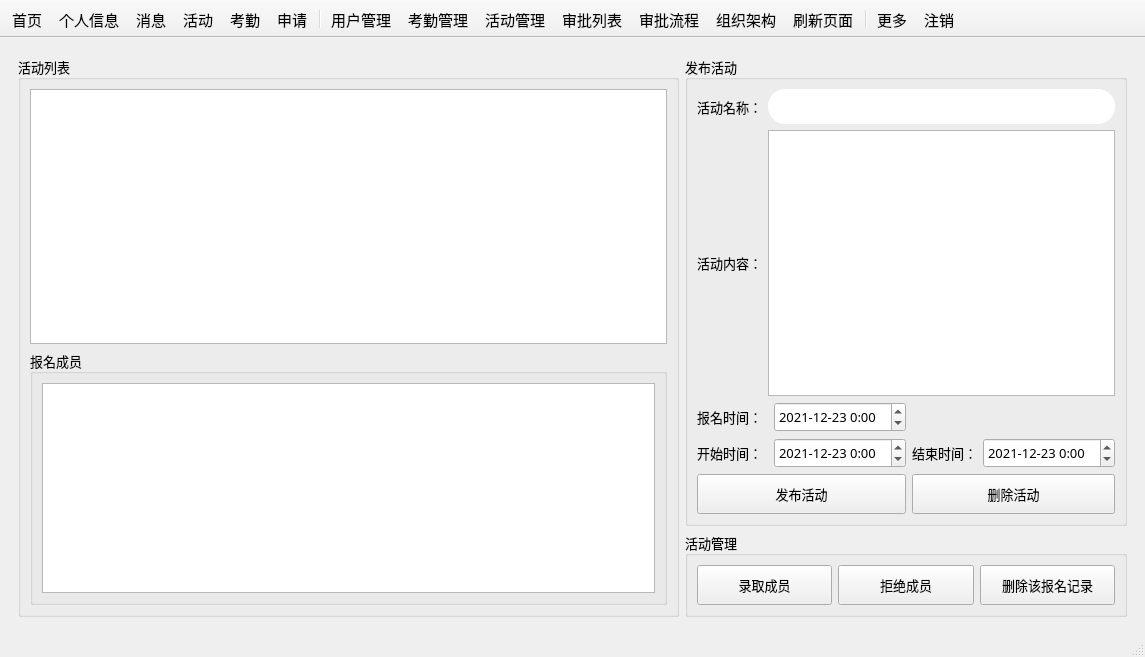
Above: mainwindow.ui from csthenry/weplanet-desktop before the change. Below: the same form after it.
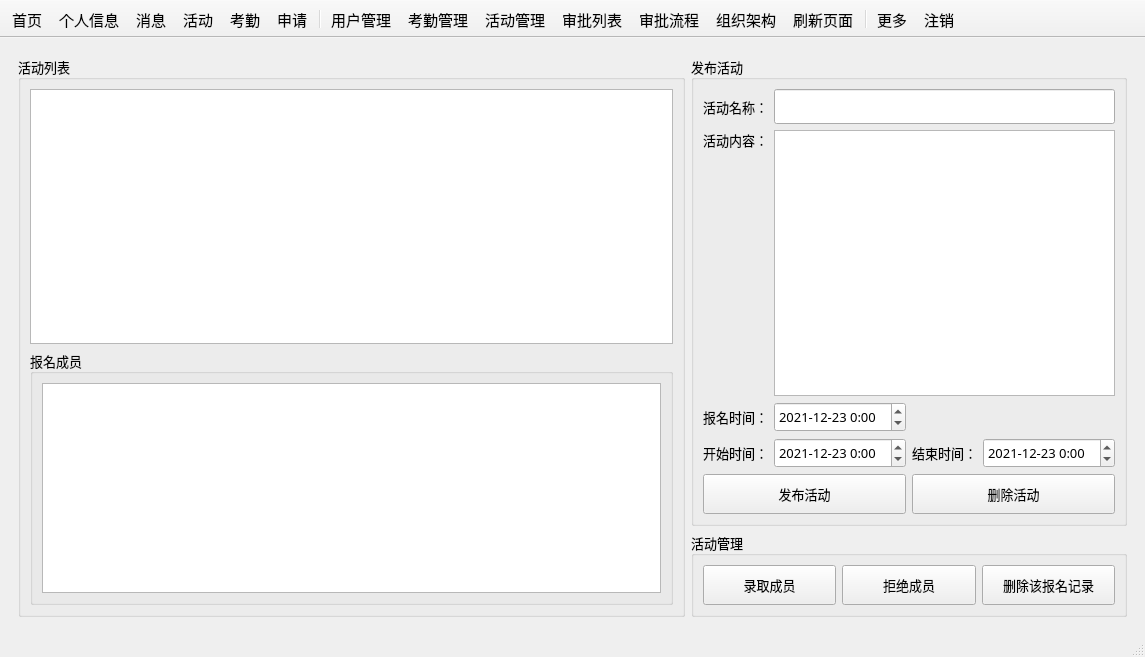
That is the form after the change. The open tabs and pages were chosen to show the change. Icons and pictures are not drawn. Custom widgets are drawn as their Qt base class.

Commit message: 优化活动管理页面，修复bug。

Patch:
```diff
--- a/mainwindow.ui
+++ b/mainwindow.ui
@@ -32,7 +32,7 @@
        </font>
       </property>
       <property name="currentIndex">
-       <number>1</number>
+       <number>8</number>
       </property>
       <widget class="QWidget" name="home">
        <layout class="QGridLayout" name="gridLayout_40">
@@ -3450,7 +3450,7 @@
              </property>
             </widget>
            </item>
-           <item row="0" column="1" colspan="4">
+           <item row="0" column="1" colspan="3">
             <widget class="QLineEdit" name="lineEdit_actName">
              <property name="minimumSize">
               <size>
@@ -3464,9 +3464,7 @@
               </font>
              </property>
              <property name="styleSheet">
-              <string notr="true">border-radius: 17.4px;/*设置圆角的大小*/
-border: .5px solid rgb(207, 207, 207);
-padding: 0px 5px;</string>
+              <string notr="true"/>
              </property>
              <property name="echoMode">
               <enum>QLineEdit::Normal</enum>
@@ -3480,21 +3478,34 @@
              </property>
             </widget>
            </item>
-           <item row="1" column="1" colspan="4">
+           <item row="1" column="1" rowspan="2" colspan="3">
             <widget class="QTextEdit" name="textEdit_activity">
              <property name="styleSheet">
               <string notr="true"/>
              </property>
             </widget>
            </item>
-           <item row="2" column="0" colspan="2">
+           <item row="2" column="0">
+            <spacer name="verticalSpacer_6">
+             <property name="orientation">
+              <enum>Qt::Vertical</enum>
+             </property>
+             <property name="sizeHint" stdset="0">
+              <size>
+               <width>20</width>
+               <height>183</height>
+              </size>
+             </property>
+            </spacer>
+           </item>
+           <item row="3" column="0">
             <widget class="QLabel" name="label_41">
              <property name="text">
               <string>报名时间：</string>
              </property>
             </widget>
            </item>
-           <item row="2" column="2">
+           <item row="3" column="1">
             <widget class="QDateTimeEdit" name="dateTimeEdit_actJoin">
              <property name="minimumSize">
               <size>
@@ -3514,14 +3525,14 @@
              </property>
             </widget>
            </item>
-           <item row="3" column="0" colspan="2">
+           <item row="4" column="0">
             <widget class="QLabel" name="label_42">
              <property name="text">
               <string>开始时间：</string>
              </property>
             </widget>
            </item>
-           <item row="3" column="2">
+           <item row="4" column="1">
             <widget class="QDateTimeEdit" name="dateTimeEdit_actBegin">
              <property name="minimumSize">
               <size>
@@ -3541,14 +3552,14 @@
              </property>
             </widget>
            </item>
-           <item row="3" column="3">
+           <item row="4" column="2">
             <widget class="QLabel" name="label_43">
              <property name="text">
               <string>结束时间：</string>
              </property>
             </widget>
            </item>
-           <item row="3" column="4">
+           <item row="4" column="3">
             <widget class="QDateTimeEdit" name="dateTimeEdit_actEnd">
              <property name="minimumSize">
               <size>
@@ -3568,7 +3579,7 @@
              </property>
             </widget>
            </item>
-           <item row="4" column="0" colspan="3">
+           <item row="5" column="0" colspan="2">
             <widget class="QPushButton" name="btn_actPush">
              <property name="minimumSize">
               <size>
@@ -3581,7 +3592,7 @@
              </property>
             </widget>
            </item>
-           <item row="4" column="3" colspan="2">
+           <item row="5" column="2" colspan="2">
             <widget class="QPushButton" name="btn_actClear">
              <property name="minimumSize">
               <size>
```
The commit also changes 2 other files.
